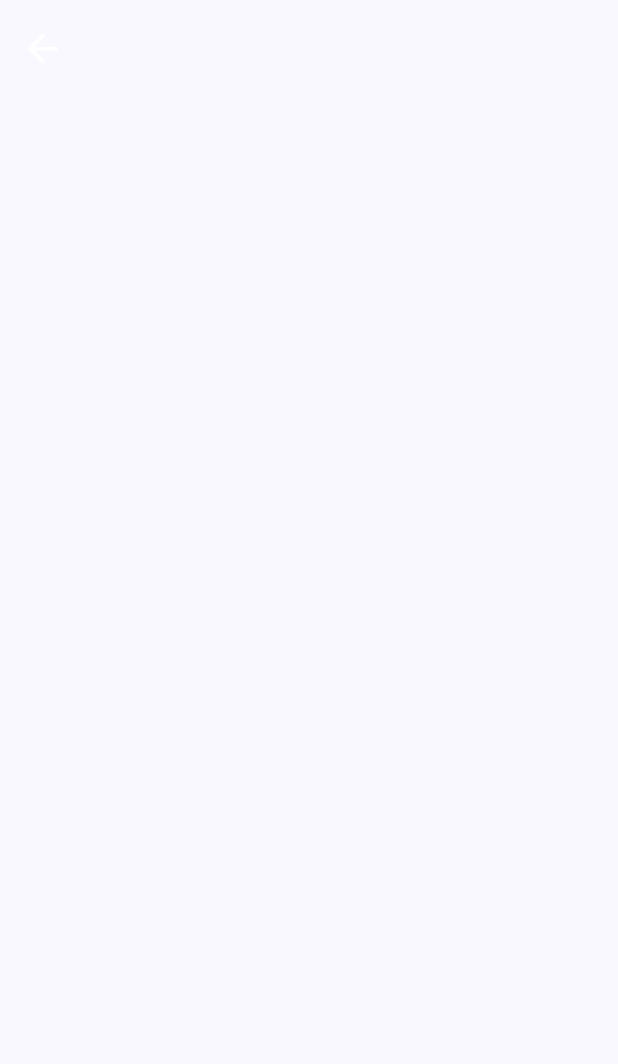
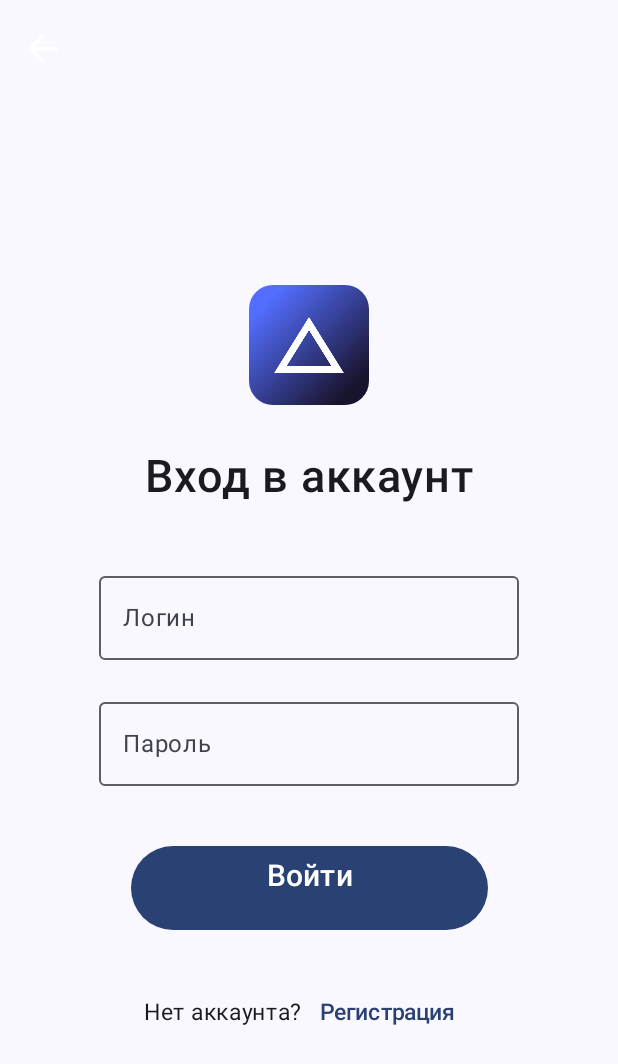
Before and after one commit to TiredClone/DevFine, an Android app built with Jetpack Compose: the AuthScreen screen opened through its navigation route, on a phone screen of 412 x 824 dp. Before the commit the part shown is empty. Shown: the top 1064 px of the screen. Run offline under Robolectric (Android 15) with nearby library versions, the light colour scheme and no system bars.

Commit message:
AuthPage update

```diff
--- a/app/build.gradle.kts
+++ b/app/build.gradle.kts
@@ -12,7 +12,7 @@ android {
         minSdk = 24
         targetSdk = 34
         versionCode = 1
-        versionName = "1.0"
+        versionName = "1.1"
 
         testInstrumentationRunner = "androidx.test.runner.AndroidJUnitRunner"
         vectorDrawables {
--- a/app/src/main/java/com/neolife/devfine/MainActivity.kt
+++ b/app/src/main/java/com/neolife/devfine/MainActivity.kt
@@ -8,6 +8,7 @@ import androidx.compose.foundation.layout.fillMaxSize
 import androidx.compose.material3.MaterialTheme
 import androidx.compose.material3.Surface
 import androidx.compose.ui.Modifier
+import androidx.core.view.WindowCompat
 import com.neolife.devfine.ui.pages.MainScreen
 import com.neolife.devfine.ui.theme.DevfineTheme
 
@@ -15,6 +16,7 @@ class MainActivity : ComponentActivity() {
     override fun onCreate(savedInstanceState: Bundle?) {
         super.onCreate(savedInstanceState)
         enableEdgeToEdge()
+        WindowCompat.setDecorFitsSystemWindows(window, false)
         setContent {
             DevfineTheme {
                 Surface (
--- a/app/src/main/java/com/neolife/devfine/ui/components/HomeBottomBar.kt
+++ b/app/src/main/java/com/neolife/devfine/ui/components/HomeBottomBar.kt
@@ -1,15 +1,21 @@
 package com.neolife.devfine.ui.components
 
 import androidx.compose.foundation.layout.height
+import androidx.compose.foundation.layout.size
 import androidx.compose.material3.Icon
+import androidx.compose.material3.LocalAbsoluteTonalElevation
 import androidx.compose.material3.MaterialTheme
 import androidx.compose.material3.NavigationBar
 import androidx.compose.material3.NavigationBarItem
+import androidx.compose.material3.NavigationBarItemDefaults
+import androidx.compose.material3.surfaceColorAtElevation
 import androidx.compose.runtime.Composable
 import androidx.compose.ui.Modifier
+import androidx.compose.ui.res.colorResource
 import androidx.compose.ui.unit.dp
 import androidx.navigation.NavDestination
 import androidx.navigation.NavDestination.Companion.hierarchy
+import com.neolife.devfine.R
 import com.neolife.devfine.ui.navigation.BottomNavItem
 
 @Composable
@@ -29,7 +35,20 @@ fun HomeBottomBar(
             NavigationBarItem(
                 selected = selected,
                 onClick = { onNavigateDestination(destination.route) },
-                icon = { Icon(imageVector = destination.icon, contentDescription = null) })
+
+                colors = NavigationBarItemDefaults.colors(
+                    selectedIconColor = colorResource(R.color.lightBlue),
+                    indicatorColor = MaterialTheme.colorScheme.surfaceColorAtElevation(
+                         LocalAbsoluteTonalElevation.current
+                    )
+                ),
+                icon = {
+                    Icon(
+                        imageVector = destination.icon,
+                        contentDescription = null,
+                        modifier = modifier.size(32.dp),
+                        )
+                })
         }
     }
 }
--- a/app/src/main/java/com/neolife/devfine/ui/navigation/Navigation.kt
+++ b/app/src/main/java/com/neolife/devfine/ui/navigation/Navigation.kt
@@ -1,5 +1,7 @@
 package com.neolife.devfine.ui.navigation
 
+import androidx.compose.animation.EnterTransition
+import androidx.compose.animation.ExitTransition
 import androidx.compose.runtime.Composable
 import androidx.compose.ui.Modifier
 import androidx.navigation.NavHostController
@@ -9,6 +11,7 @@ import com.neolife.devfine.ui.pages.AboutScreen
 import com.neolife.devfine.ui.pages.AuthScreen
 import com.neolife.devfine.ui.pages.HomeScreen
 import com.neolife.devfine.ui.pages.MainScreen
+import com.neolife.devfine.ui.pages.RegisterScreen
 import com.neolife.devfine.ui.pages.SearchScreen
 import com.neolife.devfine.ui.pages.SettingsScreen
 
@@ -19,7 +22,9 @@ fun HomeNavHost(modifier: Modifier,
     NavHost(
         navController = navController,
         startDestination = startDestination,
-        modifier = modifier
+        modifier = modifier,
+        enterTransition = { EnterTransition.None },
+        exitTransition = { ExitTransition.None }
     ) {
         composable(route = Screen.HomePage.route){
             HomeScreen(navController = navController)
@@ -40,5 +45,8 @@ fun HomeNavHost(modifier: Modifier,
         composable(route = Screen.SearchPage.route){
             SearchScreen(navController = navController)
         }
+        composable(route = Screen.RegisterPage.route){
+            RegisterScreen()
+        }
     }
 }
--- a/app/src/main/java/com/neolife/devfine/ui/navigation/Screen.kt
+++ b/app/src/main/java/com/neolife/devfine/ui/navigation/Screen.kt
@@ -7,4 +7,5 @@ sealed class Screen(val route: String){
     data object SettingsPage: Screen("settings_screen")
     data object AuthPage: Screen("auth_screen")
     data object SearchPage: Screen("search_screen")
+    data object RegisterPage: Screen("register_screen")
 }
--- a/app/src/main/java/com/neolife/devfine/ui/pages/AboutPage.kt
+++ b/app/src/main/java/com/neolife/devfine/ui/pages/AboutPage.kt
@@ -64,13 +64,12 @@ fun AboutScreen(navController: NavController) {
         Column(
             modifier = Modifier
                 .fillMaxSize()
-                .padding(innerPadding)
-                .padding(horizontal = 16.dp),
+                .padding(innerPadding),
             horizontalAlignment = Alignment.CenterHorizontally
         ) {
             Spacer(modifier = Modifier.height(16.dp))
             Image(
-                painter = painterResource(id = R.drawable.play_store_512),
+                painter = painterResource(R.drawable.play_store_512),
                 contentDescription = "App Icon",
                 Modifier
                     .size(120.dp)
--- a/app/src/main/java/com/neolife/devfine/ui/pages/AuthPage.kt
+++ b/app/src/main/java/com/neolife/devfine/ui/pages/AuthPage.kt
@@ -1,21 +1,42 @@
 package com.neolife.devfine.ui.pages
 
+import androidx.compose.foundation.Image
+import androidx.compose.foundation.layout.Arrangement
 import androidx.compose.foundation.layout.Column
+import androidx.compose.foundation.layout.Row
+import androidx.compose.foundation.layout.Spacer
+import androidx.compose.foundation.layout.fillMaxSize
+import androidx.compose.foundation.layout.height
 import androidx.compose.foundation.layout.padding
 import androidx.compose.foundation.layout.size
+import androidx.compose.foundation.layout.width
+import androidx.compose.foundation.shape.RoundedCornerShape
 import androidx.compose.material.icons.Icons
 import androidx.compose.material.icons.automirrored.filled.ArrowBack
+import androidx.compose.material3.Button
 import androidx.compose.material3.ExperimentalMaterial3Api
 import androidx.compose.material3.Icon
 import androidx.compose.material3.IconButton
+import androidx.compose.material3.OutlinedTextField
 import androidx.compose.material3.Scaffold
 import androidx.compose.material3.Text
+import androidx.compose.material3.TextButton
 import androidx.compose.material3.TopAppBar
 import androidx.compose.runtime.Composable
+import androidx.compose.runtime.mutableStateOf
+import androidx.compose.runtime.remember
+import androidx.compose.ui.Alignment
 import androidx.compose.ui.Modifier
+import androidx.compose.ui.draw.clip
 import androidx.compose.ui.graphics.Color
+import androidx.compose.ui.res.painterResource
+import androidx.compose.ui.text.font.FontWeight
+import androidx.compose.ui.text.style.TextAlign
 import androidx.compose.ui.unit.dp
+import androidx.compose.ui.unit.sp
 import androidx.navigation.NavController
+import com.neolife.devfine.R
+import com.neolife.devfine.ui.navigation.Screen
 
 @OptIn(ExperimentalMaterial3Api::class)
 @Composable
@@ -34,8 +55,73 @@ fun AuthScreen(navController: NavController) {
             }
         })
     }) { innerPadding ->
-        Column(modifier = Modifier.padding(innerPadding)) {
+        Column(
+            modifier = Modifier
+                .padding(innerPadding)
+                .fillMaxSize(),
+            verticalArrangement = Arrangement.Center,
+            horizontalAlignment = Alignment.CenterHorizontally,
+        ) {
+            val login = remember {
+                mutableStateOf("")
+            }
 
+            val password = remember {
+                mutableStateOf("")
+            }
+
+            Image(
+                painter = painterResource(R.drawable.play_store_512),
+                contentDescription = "Logo",
+                modifier = Modifier
+                    .size(80.dp)
+                    .clip(RoundedCornerShape(16.dp))
+            )
+
+            Text(
+                text = "Вход в аккаунт",
+                fontSize = 30.sp,
+                fontWeight = FontWeight.SemiBold,
+                modifier = Modifier.padding(top = 30.dp)
+            )
+
+            Spacer(modifier = Modifier.padding(20.dp))
+
+            OutlinedTextField(label = {
+                Text(text = "Логин")
+            },
+                value = login.value,
+                onValueChange = { login.value = it })
+
+            Spacer(modifier = Modifier.padding(10.dp))
+
+            OutlinedTextField(label = {
+                Text(text = "Пароль")
+            },
+                value = password.value,
+                onValueChange = { password.value = it })
+
+            Spacer(modifier = Modifier.padding(20.dp))
+
+            Button(onClick = { /*TODO*/ }) {
+                    Text(text = "Войти",
+                        fontWeight = FontWeight.SemiBold,
+                        fontSize = 20.sp,
+                        modifier = Modifier
+                            .height(40.dp)
+                            .width(190.dp),
+                        textAlign = TextAlign.Center)
+            }
+
+            Spacer(modifier = Modifier.padding(15.dp))
+
+           Row(
+               verticalAlignment = Alignment.CenterVertically) {
+               Text(text = "Нет аккаунта?", fontSize = 15.sp)
+               TextButton(onClick = { navController.navigate(Screen.RegisterPage.route) }) {
+                  Text(text = "Регистрация", fontSize = 15.sp)
+               }
+           }
         }
     }
 }
--- a/app/src/main/java/com/neolife/devfine/ui/pages/HomePage.kt
+++ b/app/src/main/java/com/neolife/devfine/ui/pages/HomePage.kt
@@ -1,10 +1,11 @@
 package com.neolife.devfine.ui.pages
 
+import androidx.compose.material3.Text
 import androidx.compose.runtime.Composable
 import androidx.navigation.NavController
 
 
 @Composable
 fun HomeScreen(navController: NavController) {
-
+  Text(text = "HomeScreen")
 }
--- a/app/src/main/java/com/neolife/devfine/ui/pages/MainPage.kt
+++ b/app/src/main/java/com/neolife/devfine/ui/pages/MainPage.kt
@@ -1,8 +1,6 @@
 package com.neolife.devfine.ui.pages
 
-import androidx.compose.foundation.layout.Column
 import androidx.compose.foundation.layout.fillMaxSize
-import androidx.compose.foundation.layout.padding
 import androidx.compose.material.icons.Icons
 import androidx.compose.material.icons.filled.Person
 import androidx.compose.material.icons.filled.Search
@@ -54,18 +52,12 @@ fun MainScreen() {
                 }
             }
         }
-    }) { innerPadding ->
-        Column(
-            modifier = Modifier
-                .fillMaxSize()
-                .padding(innerPadding)
-        ) {
+    }) {
             HomeNavHost(
                 modifier = Modifier
                     .fillMaxSize(),
                 startDestination = startDestination,
-                navController = localNavController
+                navController = localNavController,
             )
         }
     }
-}
--- /dev/null
+++ b/app/src/main/java/com/neolife/devfine/ui/pages/RegisterPage.kt
@@ -0,0 +1,8 @@
+package com.neolife.devfine.ui.pages
+
+import androidx.compose.runtime.Composable
+
+@Composable
+fun RegisterScreen(){
+
+}
--- a/app/src/main/java/com/neolife/devfine/ui/pages/SearchPage.kt
+++ b/app/src/main/java/com/neolife/devfine/ui/pages/SearchPage.kt
@@ -1,9 +1,11 @@
 package com.neolife.devfine.ui.pages
 
+import androidx.compose.material3.Text
 import androidx.compose.runtime.Composable
 import androidx.navigation.NavController
 
 @Composable
 fun SearchScreen(navController: NavController){
 
+    Text(text = "SearchScreen")
 }
--- a/app/src/main/res/values/colors.xml
+++ b/app/src/main/res/values/colors.xml
@@ -7,4 +7,5 @@
     <color name="teal_700">#FF018786</color>
     <color name="black">#FF000000</color>
     <color name="white">#FFFFFFFF</color>
+    <color name= "lightBlue">#add8e6</color>
 </resources>
```
